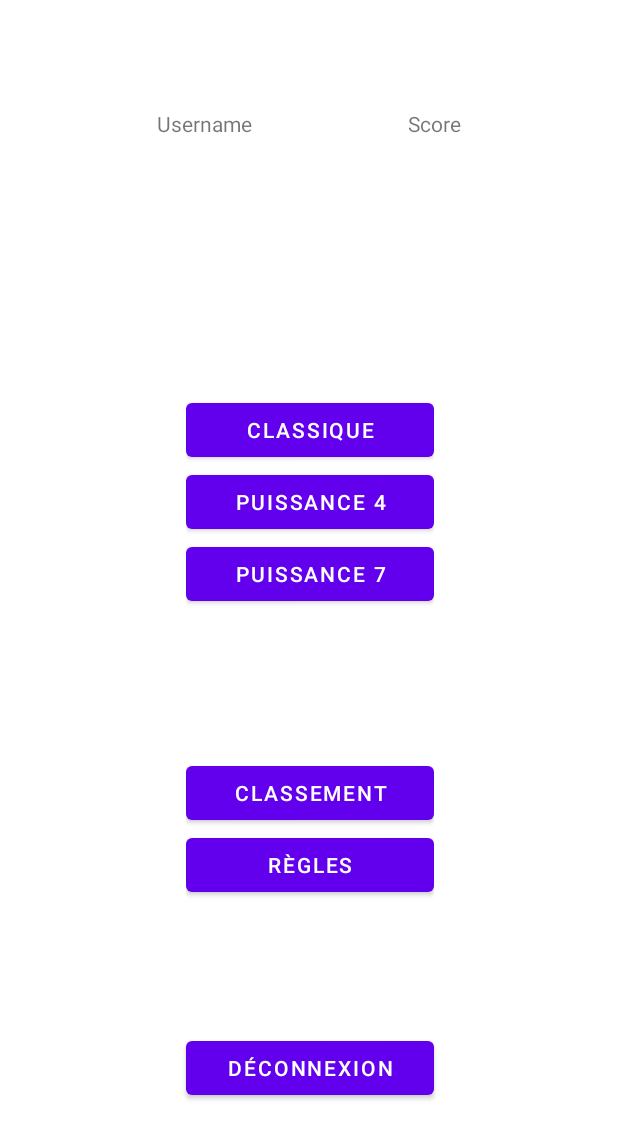
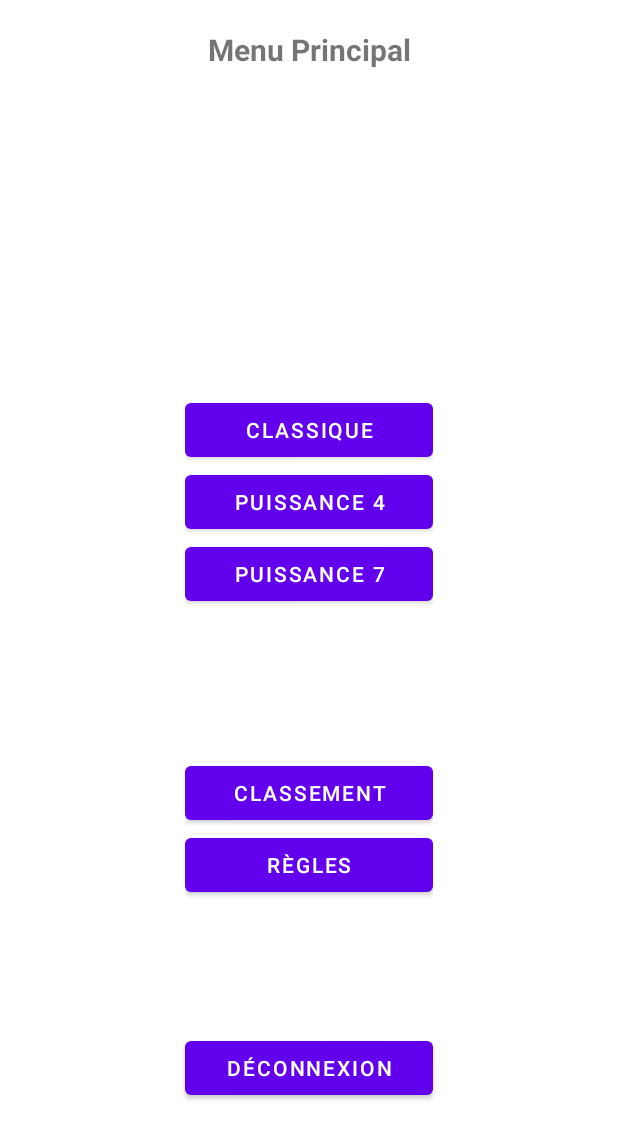
Before and after one commit to PetitGourou1999/PierrePapierCiseaux, an Android app: the layout main_menu.xml on its own in the app's theme, with its tools: preview values and no code run, on a phone screen of 412 x 824 dp. Shown: the top 1139 px of the screen. Run offline under Robolectric (Android 15) with nearby library versions, the light colour scheme and no system bars.

Commit message:
Added Scoreboard

```diff
--- a/app/src/main/java/com/example/pierrepapierciseaux/data/EnumResults.java
+++ b/app/src/main/java/com/example/pierrepapierciseaux/data/EnumResults.java
@@ -1,9 +1,5 @@
 package com.example.pierrepapierciseaux.data;
 
 public enum EnumResults {
-
     TIE,VICTORY,DEFEAT;
-
-
-
 }
--- a/app/src/main/res/layout/main_menu.xml
+++ b/app/src/main/res/layout/main_menu.xml
@@ -7,25 +7,24 @@
 
     <TextView
         android:id="@+id/textViewUsername"
-        android:layout_width="wrap_content"
+        android:layout_width="0dp"
         android:layout_height="wrap_content"
-        android:text="Username"
+        android:textAlignment="center"
         app:layout_constraintBottom_toTopOf="@+id/guideline4"
-        app:layout_constraintEnd_toStartOf="@+id/textViewScore"
+        app:layout_constraintEnd_toStartOf="@+id/guideline26"
         app:layout_constraintHorizontal_bias="0.5"
-        app:layout_constraintStart_toStartOf="parent"
-        app:layout_constraintTop_toTopOf="parent" />
+        app:layout_constraintStart_toStartOf="@+id/guideline2"
+        app:layout_constraintTop_toTopOf="@+id/guideline25" />
 
     <TextView
         android:id="@+id/textViewScore"
-        android:layout_width="wrap_content"
+        android:layout_width="0dp"
         android:layout_height="wrap_content"
-        android:text="Score"
+        android:textAlignment="center"
         app:layout_constraintBottom_toTopOf="@+id/guideline4"
-        app:layout_constraintEnd_toEndOf="parent"
-        app:layout_constraintHorizontal_bias="0.5"
-        app:layout_constraintStart_toEndOf="@+id/textViewUsername"
-        app:layout_constraintTop_toTopOf="parent" />
+        app:layout_constraintEnd_toStartOf="@+id/guideline3"
+        app:layout_constraintStart_toStartOf="@+id/guideline27"
+        app:layout_constraintTop_toTopOf="@+id/guideline25" />
 
     <Button
         android:id="@+id/buttonDeco"
@@ -42,14 +41,28 @@
         android:layout_width="wrap_content"
         android:layout_height="wrap_content"
         android:orientation="vertical"
-        app:layout_constraintGuide_percent="0.25" />
+        app:layout_constraintGuide_percent="0.15" />
+
+    <androidx.constraintlayout.widget.Guideline
+        android:id="@+id/guideline26"
+        android:layout_width="wrap_content"
+        android:layout_height="wrap_content"
+        android:orientation="vertical"
+        app:layout_constraintGuide_percent="0.47" />
+
+    <androidx.constraintlayout.widget.Guideline
+        android:id="@+id/guideline27"
+        android:layout_width="wrap_content"
+        android:layout_height="wrap_content"
+        android:orientation="vertical"
+        app:layout_constraintGuide_percent="0.53" />
 
     <androidx.constraintlayout.widget.Guideline
         android:id="@+id/guideline3"
         android:layout_width="wrap_content"
         android:layout_height="wrap_content"
         android:orientation="vertical"
-        app:layout_constraintGuide_percent="0.75" />
+        app:layout_constraintGuide_percent="0.85" />
 
     <androidx.constraintlayout.widget.Guideline
         android:id="@+id/guideline4"
@@ -57,6 +70,13 @@
         android:layout_height="wrap_content"
         android:orientation="horizontal"
         app:layout_constraintGuide_percent="0.2" />
+
+    <androidx.constraintlayout.widget.Guideline
+        android:id="@+id/guideline25"
+        android:layout_width="wrap_content"
+        android:layout_height="wrap_content"
+        android:orientation="horizontal"
+        app:layout_constraintGuide_percent="0.08" />
 
     <LinearLayout
         android:id="@+id/linearLayout5"
@@ -114,4 +134,16 @@
 
     </LinearLayout>
 
+    <TextView
+        android:id="@+id/titleMenu"
+        android:layout_width="wrap_content"
+        android:layout_height="wrap_content"
+        android:text="@string/titleMenu"
+        android:textSize="20sp"
+        android:textStyle="bold"
+        app:layout_constraintBottom_toTopOf="@+id/guideline25"
+        app:layout_constraintEnd_toEndOf="parent"
+        app:layout_constraintStart_toStartOf="parent"
+        app:layout_constraintTop_toTopOf="parent" />
+
 </androidx.constraintlayout.widget.ConstraintLayout>
--- a/app/src/main/res/values/strings.xml
+++ b/app/src/main/res/values/strings.xml
@@ -34,6 +34,7 @@
     <string name="menuRegles">Règles</string>
     <string name="menuDeco">Déconnexion</string>
 
+    <string name="titleMenu">Menu Principal</string>
     <string name="titleGameClassique">Mode Classique</string>
     <string name="titleGame4">Mode Puissance 4</string>
     <string name="titleGame7">Mode Puissance 7</string>
@@ -79,6 +80,7 @@
     <string name="resultDefeat">Défaite !</string>
     <string name="resultRound">Résultat de la manche :</string>
 
+    <string name="generalScore">Score total : </string>
     <string name="botScore">Ordinateur : </string>
     <string name="humanScore">Joueur : </string>
 
```
Also changed, not shown: app/src/main/AndroidManifest.xml (+5 -5 lines), app/src/main/java/com/example/pierrepapierciseaux/ActivityMainMenu.java (+25 -13 lines), app/src/main/java/com/example/pierrepapierciseaux/ActivityScoreboard.java (+71 -0 lines), app/src/main/java/com/example/pierrepapierciseaux/LoginActivity.java (+49 -16 lines), app/src/main/java/com/example/pierrepapierciseaux/data/ElementManager.java (+5 -20 lines), app/src/main/java/com/example/pierrepapierciseaux/data/Utilisateur.java (+11 -1 lines), app/src/main/java/com/example/pierrepapierciseaux/data/UtilisateurAdapter.java (added, +67 -0 lines), app/src/main/res/layout/layout_scoreboard.xml (+25 -0 lines), app/src/main/res/layout/utilisateur_list_item.xml (added, +31 -0 lines).
